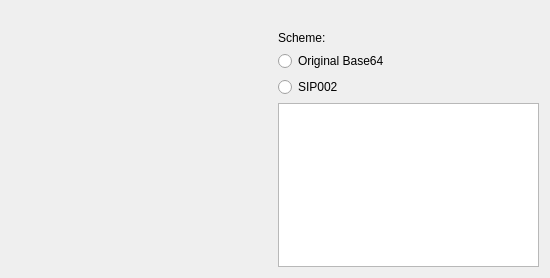
Before: the Qt Designer form src/ui/ShareDialog.ui in df543/shadowsocks-face, drawn with Qt 5.
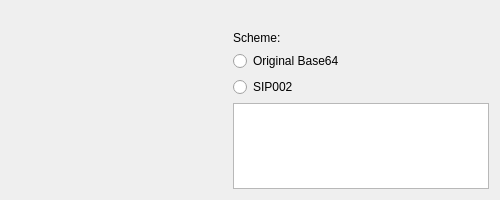
After: the same form once the commit is applied. Custom widgets are drawn as their Qt base class.

```diff
--- a/src/ui/ShareDialog.ui
+++ b/src/ui/ShareDialog.ui
@@ -6,8 +6,8 @@
    <rect>
     <x>0</x>
     <y>0</y>
-    <width>550</width>
-    <height>268</height>
+    <width>500</width>
+    <height>200</height>
    </rect>
   </property>
   <property name="windowTitle">
@@ -24,8 +24,8 @@
      </property>
      <property name="minimumSize">
       <size>
-       <width>256</width>
-       <height>256</height>
+       <width>100</width>
+       <height>100</height>
       </size>
      </property>
     </widget>
```
